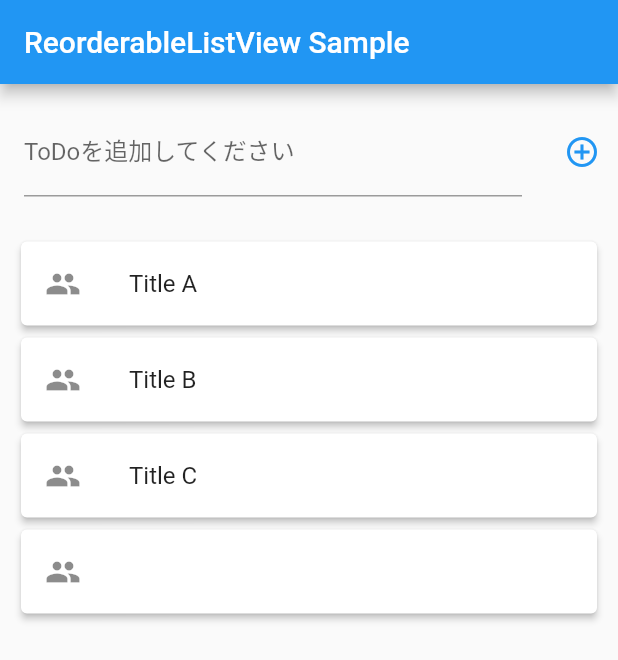
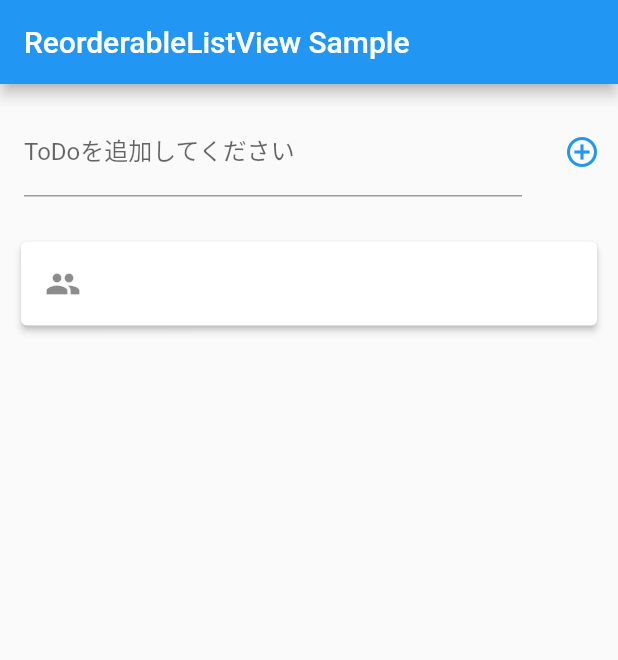
Before and after one commit to kazumaz/todo_app, a Flutter app: the screen it shows after launch, after a tap on the "add circle outline" icon, on a phone screen of 412 x 824 dp. Shown: the top 660 px of the screen. Run offline on Flutter 3.47's test engine with Material 2 defaults, Android fonts, the phone set to English and light mode, and no system bars.

Commit message:
バグ修正

```diff
--- a/lib/main.dart
+++ b/lib/main.dart
@@ -1,4 +1,5 @@
 import 'package:flutter/material.dart';
+import 'dart:developer';
 
 void main() => runApp(MyApp());
 
@@ -28,19 +29,12 @@ class MyHomePage extends StatefulWidget {
 class _MyHomePageState extends State<MyHomePage> {
   List<Model> modelList;
   final myTextController = TextEditingController();
+  int counter = 0;
 
   @override
   void initState() {
     super.initState();
     modelList = [];
-    List<String> titleList = ["Title A", "Title B", "Title C"];
-    for (int i = 0; i < 3; i++) {
-      Model model = Model(
-        title: titleList[i],
-        key: i.toString(),
-      );
-      modelList.add(model);
-    }
   }
 
   @override
@@ -72,9 +66,10 @@ class _MyHomePageState extends State<MyHomePage> {
                   icon: Icon(Icons.add_circle_outline),
                   color: Theme.of(context).primaryColor,
                   onPressed: () {
-                    modelList
-                        .add(Model(title: myTextController.text, key: "99"));
+                    modelList.add(
+                        Model(title: myTextController.text, key: counter + 1));
                     setState(() {});
+                    counter = counter + 1;
                     myTextController.clear();
                   },
                 ),
@@ -101,7 +96,7 @@ class _MyHomePageState extends State<MyHomePage> {
                 (Model model) {
                   return Card(
                     elevation: 2.0,
-                    key: Key(model.key),
+                    key: Key(model.key.toString()),
                     child: ListTile(
                       leading: const Icon(Icons.people),
                       title: Text(model.title),
@@ -117,7 +112,7 @@ class _MyHomePageState extends State<MyHomePage> {
 
 class Model {
   final String title;
-  final String key;
+  final int key;
 
   Model({@required this.title, @required this.key});
 }
```
